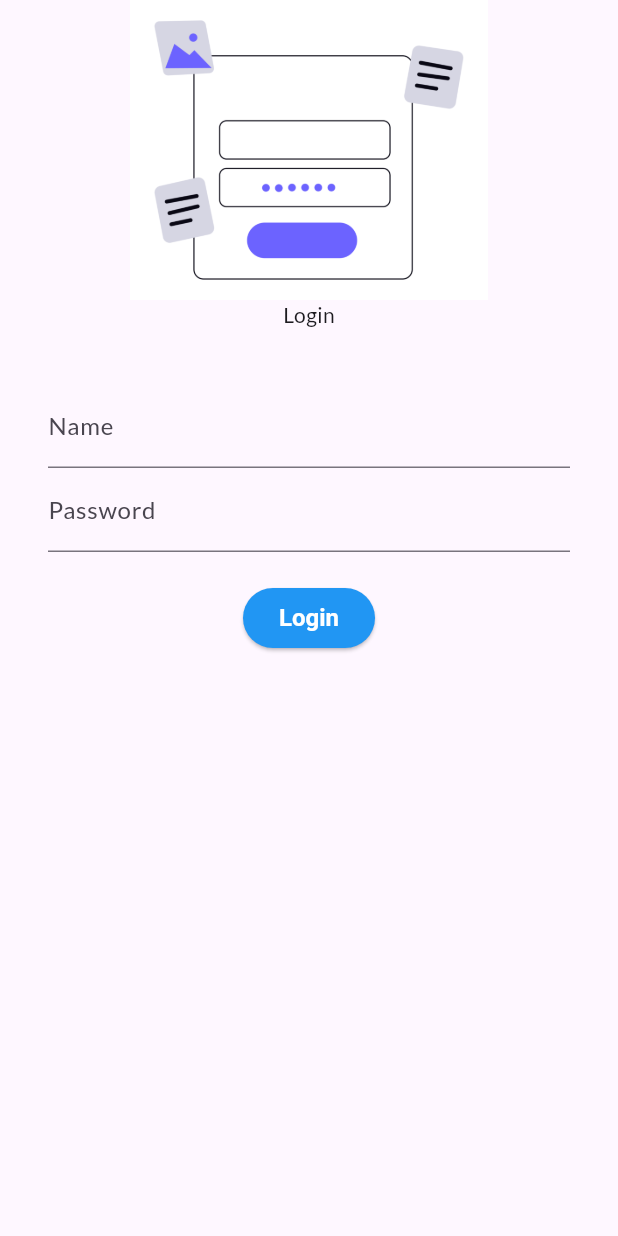
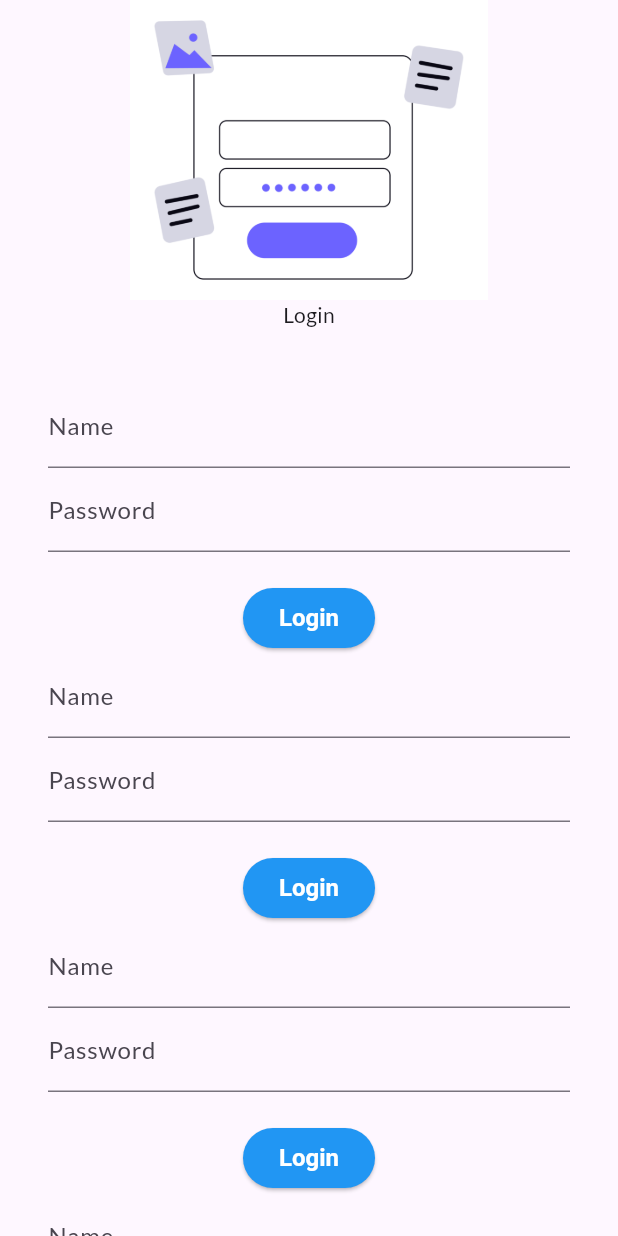
Before and after one commit to adiprijal/Flutter_Catalog_App, a Flutter app: the screen it shows after launch, on a phone screen of 412 x 824 dp. Run offline on Flutter 3.47's test engine with Material 3 defaults, Android fonts, the phone set to English and light mode, and no system bars; our stand-ins replace google_fonts.

Commit message:
use SingleChildScrollView for better layout handling

```diff
--- a/lib/pages/home_page.dart
+++ b/lib/pages/home_page.dart
@@ -14,7 +14,6 @@ class HomePage extends StatelessWidget {
         child: Column(
           children: [
             Image.asset("assets/images/home-screen.png", width: 300, height: 300),
-            // SizedBox is a widget that takes up space in the layout. It can be used to create space between widgets. In this case, it is used to create space between the image and the text.
             SizedBox(height: 20),
             Text("Catalog", style: TextStyle(fontSize: 40, fontWeight: FontWeight.bold))
           ],
--- a/lib/pages/login_page.dart
+++ b/lib/pages/login_page.dart
@@ -9,7 +9,9 @@ class LoginPage extends StatelessWidget {
       // appBar: AppBar(
       //   title: Center(child: Text("Login Page")),
       // ),
-      child: Center(
+      // SingleChildScrollView is used to make the page scrollable when the elements exceed the screen height, preventing overflow errors. It allows the user to scroll through the content if it doesn't fit on the screen.
+      // It takes a single child widget and makes it scrollable, ensuring that all content is accessible even on smaller screens or when the keyboard is open.
+      child: SingleChildScrollView(
         child: Column(
           children: [
             Image.asset("assets/images/enter-password.png", height: 200),
@@ -29,16 +31,14 @@ class LoginPage extends StatelessWidget {
                     ),
                   ),
                   TextFormField(
-                    // obscureText is a property of the TextFormField widget that is used to hide the text entered by the user. It is commonly used for password fields. When obscureText is set to true, the text entered by the user will be replaced with dots or asterisks, making it difficult for others to see what is being typed.
                     obscureText: true,
+                    // obscuringCharacter: "*",
                     decoration: InputDecoration(
                       hintText: "Enter your password",
                       labelText: "Password",
                     ),
                   ),
                   SizedBox(height: 20),
-                  // ElevatedButton is a Material Design button that reacts to touches by filling with color. It is a replacement for RaisedButton.
-                  // The ElevatedButton widget is used to create a button that can be pressed by the user. It has a child widget, which is usually a Text widget, and an onPressed callback that is called when the button is pressed.
                   ElevatedButton(
                     style: ButtonStyle(
                       textStyle: WidgetStateProperty.all(
@@ -52,6 +52,91 @@ class LoginPage extends StatelessWidget {
                       print("Login button pressed");
                     },
                   ),
+                  TextFormField(
+                    decoration: InputDecoration(
+                      hintText: "Enter your name",
+                      labelText: "Name",
+                    ),
+                  ),
+                  TextFormField(
+                    obscureText: true,
+                    // obscuringCharacter: "*",
+                    decoration: InputDecoration(
+                      hintText: "Enter your password",
+                      labelText: "Password",
+                    ),
+                  ),
+                  SizedBox(height: 20),
+                  ElevatedButton(
+                    style: ButtonStyle(
+                      textStyle: WidgetStateProperty.all(
+                        TextStyle(fontSize: 16, fontWeight: FontWeight.bold),
+                      ),
+                      foregroundColor: WidgetStateProperty.all(Colors.white),
+                      backgroundColor: WidgetStateProperty.all(Colors.blue),
+                    ),
+                    child: Text("Login"),
+                    onPressed: () {
+                      print("Login button pressed");
+                    },
+                  ),
+                  TextFormField(
+                    decoration: InputDecoration(
+                      hintText: "Enter your name",
+                      labelText: "Name",
+                    ),
+                  ),
+                  TextFormField(
+                    obscureText: true,
+                    // obscuringCharacter: "*",
+                    decoration: InputDecoration(
+                      hintText: "Enter your password",
+                      labelText: "Password",
+                    ),
+                  ),
+                  SizedBox(height: 20),
+                  ElevatedButton(
+                    style: ButtonStyle(
+                      textStyle: WidgetStateProperty.all(
+                        TextStyle(fontSize: 16, fontWeight: FontWeight.bold),
+                      ),
+                      foregroundColor: WidgetStateProperty.all(Colors.white),
+                      backgroundColor: WidgetStateProperty.all(Colors.blue),
+                    ),
+                    child: Text("Login"),
+                    onPressed: () {
+                      print("Login button pressed");
+                    },
+                  ),
+                  TextFormField(
+                    decoration: InputDecoration(
+                      hintText: "Enter your name",
+                      labelText: "Name",
+                    ),
+                  ),
+                  TextFormField(
+                    obscureText: true,
+                    // obscuringCharacter: "*",
+                    decoration: InputDecoration(
+                      hintText: "Enter your password",
+                      labelText: "Password",
+                    ),
+                  ),
+                  SizedBox(height: 20),
+                  ElevatedButton(
+                    style: ButtonStyle(
+                      textStyle: WidgetStateProperty.all(
+                        TextStyle(fontSize: 16, fontWeight: FontWeight.bold),
+                      ),
+                      foregroundColor: WidgetStateProperty.all(Colors.white),
+                      backgroundColor: WidgetStateProperty.all(Colors.blue),
+                    ),
+                    child: Text("Login"),
+                    onPressed: () {
+                      print("Login button pressed");
+                    },
+                  ),
+
                 ],
               ),
             ),
```
